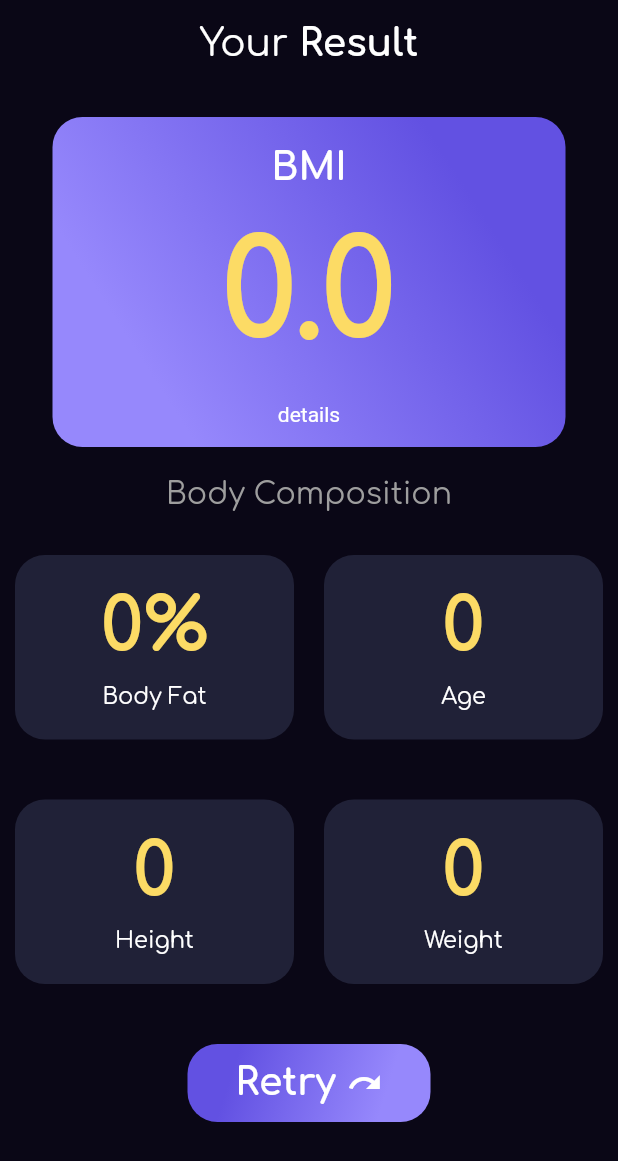
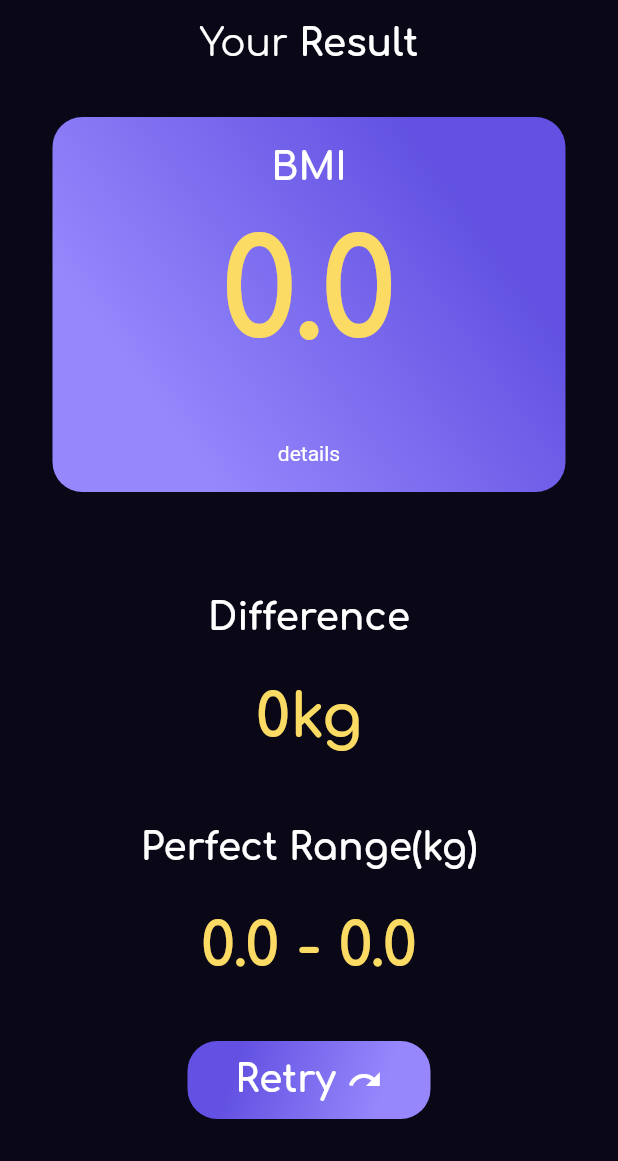
Before and after one commit to vaibhavv96321/BMI_Calculator_New, a Flutter app: the ResultPage screen opened directly with empty values, on a phone screen of 412 x 824 dp. Shown: the top 1161 px of the screen. Run offline on Flutter 3.47's test engine with Material 2 defaults, Android fonts, the phone set to English and light mode, and no system bars; our stand-ins replace animated_text_kit, flutter_svg, font_awesome_flutter.

Commit message:
all finctions completed only theming left

```diff
--- a/lib/Screens/Result_Page.dart
+++ b/lib/Screens/Result_Page.dart
@@ -1,9 +1,12 @@
+import 'dart:math';
+
 import 'package:bmi_new_theme/Screens/welcomeScreen.dart';
 import 'package:bmi_new_theme/bottom_button.dart';
 import 'package:bmi_new_theme/constant.dart';
+import 'package:flutter/cupertino.dart';
 import 'package:flutter/material.dart';
 
-class ResultPage extends StatelessWidget {
+class ResultPage extends StatefulWidget {
   ResultPage(
       {required this.bodyFat,
       required this.age,
@@ -20,11 +23,47 @@ class ResultPage extends StatelessWidget {
   final String status;
 
   @override
+  _ResultPageState createState() => _ResultPageState();
+}
+
+class _ResultPageState extends State<ResultPage> {
+  int minweight = 0;
+  int maxweight = 0;
+  bool detail_tap = true;
+  int differ_weight = 0;
+
+  @override
+  void initState() {
+    min_weight();
+    max_weight();
+    differ();
+    super.initState();
+  }
+
+  void min_weight() {
+    minweight = (18 * pow(widget.height / 100, 2)).toInt();
+  }
+
+  void max_weight() {
+    maxweight = (25 * pow(widget.height / 100, 2)).toInt();
+  }
+
+  void differ() {
+    if (widget.weight < minweight) {
+      differ_weight = widget.weight - minweight;
+    } else if (widget.weight > maxweight) {
+      differ_weight = widget.weight - maxweight;
+    } else {
+      differ_weight = 0;
+    }
+  }
+
+  @override
   Widget build(BuildContext context) {
     return SafeArea(
         child: Scaffold(
       backgroundColor: kBackgrounColor,
-      body: Column(
+      body: ListView(
         children: [
           Padding(
             padding: const EdgeInsets.only(top: 15.0, bottom: 15),
@@ -39,7 +78,7 @@ class ResultPage extends StatelessWidget {
           ),
           Container(
             margin: EdgeInsets.symmetric(vertical: 20, horizontal: 35),
-            height: 220,
+            height: 250,
             width: double.infinity,
             child: Column(
               children: [
@@ -54,15 +93,26 @@ class ResultPage extends StatelessWidget {
                   height: 20,
                 ),
                 Text(
-                  bmi.toStringAsFixed(1),
+                  widget.bmi.toStringAsFixed(1),
                   style: kHeightTextStyle.copyWith(color: kYelloColor),
                 ),
                 Text(
-                  status,
+                  widget.status,
                   style: kSmallTextStyle.copyWith(
                       color: kBackgrounColor, fontWeight: FontWeight.bold),
                 ),
-                Text('details')
+                SizedBox(
+                  height: 10,
+                ),
+                RawMaterialButton(
+                  child: Text(detail_tap ? 'details' : 'close details'),
+                  onPressed: () {
+                    setState(() {
+                      detail_tap = !detail_tap;
+                    });
+                  },
+                ),
+                //TODO: i have to make a expansion panel here in place of details to expand it so that i can add the range for perfect bmi and also differnce between current and perfect
               ],
             ),
             decoration: BoxDecoration(
@@ -71,6 +121,44 @@ class ResultPage extends StatelessWidget {
               gradient: kMaleGradient,
             ),
           ),
+          detail_tap //TODO: here i have implemented the tertionary operator that if the value is changed then the code is also changed
+              ? Column(children: [
+                  SizedBox(
+                    height: 50,
+                  ),
+                  Text(
+                    'Difference',
+                    style: kAppBarTextStyle,
+                  ),
+                  SizedBox(
+                    height: 30,
+                  ),
+                  Text(
+                    differ_weight.toString() + 'kg',
+                    style: kDetailTextStyle,
+                  ),
+                  SizedBox(
+                    height: 50,
+                  ),
+                  Text(
+                    'Perfect Range(kg)',
+                    style: kAppBarTextStyle,
+                  ),
+                  SizedBox(
+                    height: 30,
+                  ),
+                  Text(
+                      minweight.toString() +
+                          '.0 - ' +
+                          maxweight.toString() +
+                          '.0',
+                      style: kDetailTextStyle),
+                  SizedBox(
+                    height: 30,
+                  ),
+                ])
+              : Column(
+                  children: [
                     Center(
                       child: Text(
                         'Body Composition',
@@ -82,8 +170,9 @@ class ResultPage extends StatelessWidget {
                     ),
                     Row(
                       children: [
-              Result_page_box('Body Fat', bodyFat.toString() + '%'),
-              Result_page_box('Age', age.toString()),
+                        Result_page_box(
+                            'Body Fat', widget.bodyFat.toString() + '%'),
+                        Result_page_box('Age', widget.age.toString()),
                       ],
                     ),
                     SizedBox(
@@ -91,12 +180,14 @@ class ResultPage extends StatelessWidget {
                     ),
                     Row(
                       children: [
-              Result_page_box('Height', '$height'),
-              Result_page_box('Weight', '$weight'),
+                        Result_page_box('Height', '${widget.height}'),
+                        Result_page_box('Weight', '${widget.weight}'),
                       ],
                     ),
                     SizedBox(
                       height: 20,
+                    ),
+                  ],
                 ),
           Bottom_Button(() {
             Navigator.push(context, MaterialPageRoute(builder: (context) {
@@ -129,12 +220,7 @@ class Result_page_box extends StatelessWidget {
         children: [
           Text(
             display_main_text,
-            style: TextStyle(
-              color: kYelloColor,
-              fontFamily: 'com',
-              fontSize: 50,
-              fontWeight: FontWeight.bold,
-            ),
+            style: kDetailTextStyle,
           ),
           SizedBox(
             height: 10,
--- a/lib/calculator_brain.dart
+++ b/lib/calculator_brain.dart
@@ -12,7 +12,7 @@ class Brain {
       @required this.gen = gender.t});
 
   final double height;
-  final int weight;
+  late final int weight;
   final int age;
   final gender gen;
 
--- a/lib/constant.dart
+++ b/lib/constant.dart
@@ -14,6 +14,13 @@ const kOrangeColor = Color(0xFFFF4A33);
 const kWhiteColor = Colors.white;
 
 const kYelloColor = Color(0xFFFCDB65);
+
+const kDetailTextStyle = TextStyle(
+  color: kYelloColor,
+  fontFamily: 'com',
+  fontSize: 40,
+  fontWeight: FontWeight.bold,
+);
 
 const kAppBarTextStyle = TextStyle(
   color: kWhiteColor,
```
Also changed, not shown: lib/Screens/height_page.dart (+7 -4 lines). Lines whose indentation alone changed are shown as unchanged.
